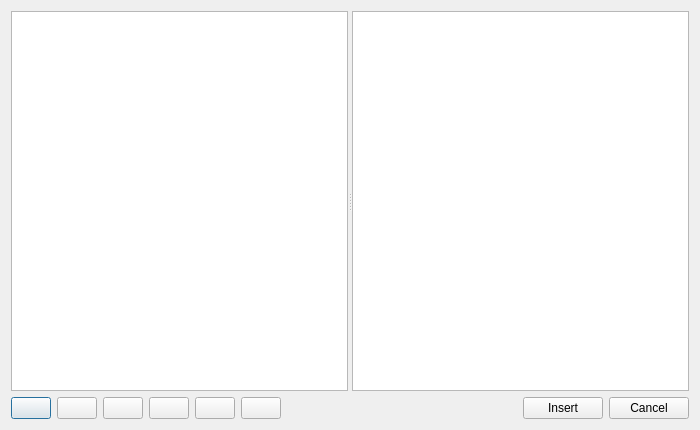
Qt form app/ui/generated/dialogs/snippets.ui (MaestroFusion360/easy_gcode_plot) before a commit.
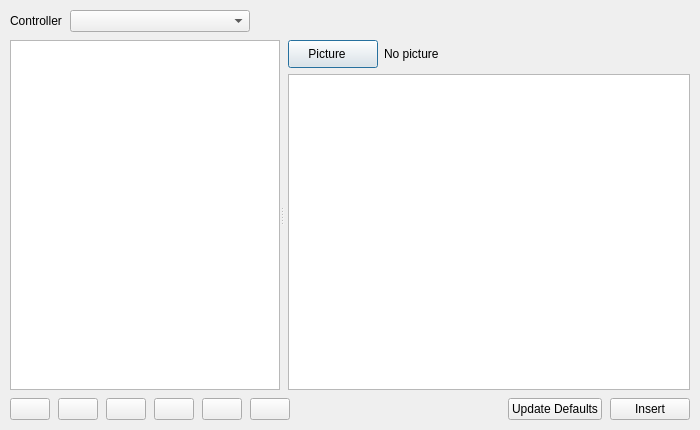
The same form after that commit. Icons and pictures are not drawn. Custom widgets are drawn as their Qt base class.

Commit message: Add CLI terminal launch and snippet template dialog

What changed in the file:
```diff
--- a/app/ui/generated/dialogs/snippets.ui
+++ b/app/ui/generated/dialogs/snippets.ui
@@ -2,6 +2,20 @@
 <ui version="4.0">
     <class>SnippetsDialog</class>
     <widget class="QDialog" name="SnippetsDialog">
+  <property name="geometry">
+   <rect>
+    <x>0</x>
+    <y>0</y>
+    <width>700</width>
+    <height>430</height>
+   </rect>
+  </property>
+  <property name="minimumSize">
+   <size>
+    <width>700</width>
+    <height>430</height>
+   </size>
+  </property>
         <property name="windowTitle">
             <string>Snippets</string>
         </property>
@@ -12,12 +26,156 @@
             </size>
         </property>
         <layout class="QVBoxLayout" name="verticalLayout">
+   <property name="spacing">
+    <number>8</number>
+   </property>
+   <property name="leftMargin">
+    <number>10</number>
+   </property>
+   <property name="topMargin">
+    <number>10</number>
+   </property>
+   <property name="rightMargin">
+    <number>10</number>
+   </property>
+   <property name="bottomMargin">
+    <number>10</number>
+   </property>
+   <item>
+    <layout class="QHBoxLayout" name="languageLayout">
+     <item>
+      <widget class="QLabel" name="languageLabel">
+       <property name="text">
+        <string>Controller</string>
+       </property>
+       <property name="buddy">
+        <cstring>languageCombo</cstring>
+       </property>
+      </widget>
+     </item>
+     <item>
+      <widget class="QComboBox" name="languageCombo">
+       <property name="minimumSize">
+        <size>
+         <width>180</width>
+         <height>0</height>
+        </size>
+       </property>
+       <property name="maximumSize">
+        <size>
+         <width>260</width>
+         <height>16777215</height>
+        </size>
+       </property>
+      </widget>
+     </item>
+     <item>
+      <spacer name="controllerSpacer">
+       <property name="orientation">
+        <enum>Qt::Orientation::Horizontal</enum>
+       </property>
+       <property name="sizeHint" stdset="0">
+        <size>
+         <width>40</width>
+         <height>20</height>
+        </size>
+       </property>
+      </spacer>
+     </item>
+    </layout>
+   </item>
             <item>
                 <widget class="QSplitter" name="splitter">
                     <property name="orientation">
                         <enum>Qt::Orientation::Horizontal</enum>
                     </property>
-                    <widget class="QListWidget" name="snippetList"/>
+     <property name="childrenCollapsible">
+      <bool>false</bool>
+     </property>
+     <widget class="QListWidget" name="snippetList">
+      <property name="minimumSize">
+       <size>
+        <width>200</width>
+        <height>0</height>
+       </size>
+      </property>
+      <property name="maximumSize">
+       <size>
+        <width>270</width>
+        <height>16777215</height>
+       </size>
+      </property>
+     </widget>
+     <widget class="QWidget" name="templatePane">
+      <layout class="QVBoxLayout" name="templateLayout">
+       <property name="spacing">
+        <number>6</number>
+       </property>
+       <property name="leftMargin">
+        <number>4</number>
+       </property>
+       <property name="topMargin">
+        <number>0</number>
+       </property>
+       <property name="rightMargin">
+        <number>0</number>
+       </property>
+       <property name="bottomMargin">
+        <number>0</number>
+       </property>
+       <item>
+        <layout class="QHBoxLayout" name="pictureLayout">
+         <item>
+          <widget class="QPushButton" name="pictureButton">
+           <property name="minimumSize">
+            <size>
+             <width>90</width>
+             <height>28</height>
+            </size>
+           </property>
+           <property name="toolTip">
+            <string>Picture</string>
+           </property>
+           <property name="accessibleName">
+            <string>Picture</string>
+           </property>
+           <property name="styleSheet">
+            <string notr="true">QPushButton#pictureButton {
+    padding-left: 12px;
+    padding-right: 24px;
+}
+QPushButton#pictureButton::menu-indicator {
+    subcontrol-origin: padding;
+    subcontrol-position: center right;
+    right: 8px;
+    width: 10px;
+    height: 10px;
+}</string>
+           </property>
+           <property name="text">
+            <string>Picture</string>
+           </property>
+          </widget>
+         </item>
+         <item>
+          <widget class="QLabel" name="pictureStatusLabel">
+           <property name="sizePolicy">
+            <sizepolicy hsizetype="Expanding" vsizetype="Preferred">
+             <horstretch>0</horstretch>
+             <verstretch>0</verstretch>
+            </sizepolicy>
+           </property>
+           <property name="text">
+            <string>No picture</string>
+           </property>
+           <property name="textFormat">
+            <enum>Qt::TextFormat::PlainText</enum>
+           </property>
+          </widget>
+         </item>
+        </layout>
+       </item>
+       <item>
                     <widget class="ZoomableSnippetEditor" name="snippetEditor">
                         <property name="font">
                             <font>
@@ -29,6 +187,9 @@
                             <enum>QPlainTextEdit::LineWrapMode::WidgetWidth</enum>
                         </property>
                     </widget>
+       </item>
+      </layout>
+     </widget>
                 </widget>
             </item>
             <item>
@@ -94,6 +255,16 @@
                             </property>
                         </spacer>
                     </item>
+     <item>
+      <widget class="QPushButton" name="updateDefaultsButton">
+       <property name="toolTip">
+        <string>Restore all standard templates for the selected controller. Custom templates and attached pictures are kept.</string>
+       </property>
+       <property name="text">
+        <string>Update Defaults</string>
+       </property>
+      </widget>
+     </item>
                     <item>
                         <widget class="QPushButton" name="insertButton">
                             <property name="text">
@@ -101,13 +272,6 @@
                             </property>
                         </widget>
                     </item>
-                    <item>
-                        <widget class="QPushButton" name="cancelButton">
-                            <property name="text">
-                                <string>Cancel</string>
-                            </property>
-                        </widget>
-                    </item>
                 </layout>
             </item>
         </layout>
```
Left out of the diff: 132 changed lines with no effect on the pictures. Lines whose indentation alone changed are shown as unchanged. The commit also changes 116 other files.
